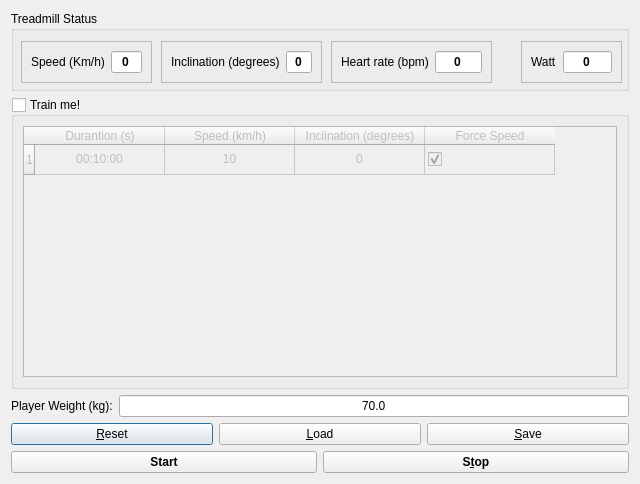
cagnulein/qdomyos-zwift, file src/mainwindow.ui: the form before one commit.
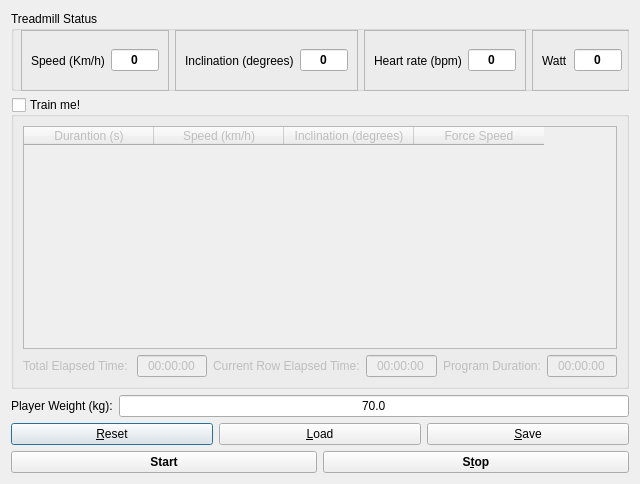
The form after the commit.

Commit message: added currentRowElapsedTime, totalElapsedTime and Duration of the train program on UI

Diff of the .ui file:
```diff
--- a/src/mainwindow.ui
+++ b/src/mainwindow.ui
@@ -17,7 +17,7 @@
    <item>
     <widget class="QGroupBox" name="groupBox">
      <property name="sizePolicy">
-      <sizepolicy hsizetype="Preferred" vsizetype="Fixed">
+      <sizepolicy hsizetype="MinimumExpanding" vsizetype="Fixed">
        <horstretch>0</horstretch>
        <verstretch>0</verstretch>
       </sizepolicy>
@@ -31,15 +31,21 @@
      <property name="title">
       <string>Treadmill Status</string>
      </property>
-     <widget class="QFrame" name="frame">
+     <widget class="QWidget" name="horizontalLayoutWidget">
       <property name="geometry">
        <rect>
         <x>10</x>
-        <y>30</y>
-        <width>131</width>
-        <height>42</height>
+        <y>19</y>
+        <width>611</width>
+        <height>61</height>
        </rect>
       </property>
+      <layout class="QHBoxLayout" name="horizontalLayout_8">
+       <property name="sizeConstraint">
+        <enum>QLayout::SetDefaultConstraint</enum>
+       </property>
+       <item>
+        <widget class="QFrame" name="frame">
       <property name="frameShape">
        <enum>QFrame::StyledPanel</enum>
       </property>
@@ -78,15 +84,9 @@
        </item>
       </layout>
      </widget>
+       </item>
+       <item>
      <widget class="QFrame" name="frame_2">
-      <property name="geometry">
-       <rect>
-        <x>150</x>
-        <y>30</y>
-        <width>161</width>
-        <height>42</height>
-       </rect>
-      </property>
       <property name="frameShape">
        <enum>QFrame::StyledPanel</enum>
       </property>
@@ -125,15 +125,9 @@
        </item>
       </layout>
      </widget>
+       </item>
+       <item>
      <widget class="QFrame" name="frame_3">
-      <property name="geometry">
-       <rect>
-        <x>320</x>
-        <y>30</y>
-        <width>161</width>
-        <height>42</height>
-       </rect>
-      </property>
       <property name="frameShape">
        <enum>QFrame::StyledPanel</enum>
       </property>
@@ -172,15 +166,9 @@
        </item>
       </layout>
      </widget>
+       </item>
+       <item>
      <widget class="QFrame" name="frame_4">
-      <property name="geometry">
-       <rect>
-        <x>510</x>
-        <y>30</y>
-        <width>101</width>
-        <height>42</height>
-       </rect>
-      </property>
       <property name="frameShape">
        <enum>QFrame::StyledPanel</enum>
       </property>
@@ -219,6 +207,9 @@
        </item>
       </layout>
      </widget>
+       </item>
+      </layout>
+     </widget>
     </widget>
    </item>
    <item>
@@ -243,6 +234,8 @@
      </property>
      <layout class="QHBoxLayout" name="horizontalLayout_4">
       <item>
+       <layout class="QVBoxLayout" name="verticalLayout_2">
+        <item>
        <widget class="QTableWidget" name="tableWidget">
         <property name="sizePolicy">
          <sizepolicy hsizetype="Preferred" vsizetype="Preferred">
@@ -259,11 +252,6 @@
         <attribute name="horizontalHeaderDefaultSectionSize">
          <number>130</number>
         </attribute>
-        <row>
-         <property name="text">
-          <string>1</string>
-         </property>
-        </row>
         <column>
          <property name="text">
           <string>Durantion (s)</string>
@@ -284,45 +272,86 @@
           <string>Force Speed</string>
          </property>
         </column>
-        <item row="0" column="0">
+         </widget>
+        </item>
+        <item>
+         <layout class="QHBoxLayout" name="horizontalLayout_10">
+          <item>
+           <layout class="QHBoxLayout" name="horizontalLayout_11">
+            <item>
+             <widget class="QLabel" name="label_6">
          <property name="text">
-          <string>00:10:00</string>
-         </property>
-         <property name="textAlignment">
-          <set>AlignCenter</set>
-         </property>
-        </item>
-        <item row="0" column="1">
+               <string>Total Elapsed Time: </string>
+              </property>
+             </widget>
+            </item>
+            <item>
+             <widget class="QLineEdit" name="trainProgramElapsedTime">
          <property name="text">
-          <string>10</string>
-         </property>
-         <property name="textAlignment">
-          <set>AlignCenter</set>
-         </property>
-        </item>
-        <item row="0" column="2">
+               <string>00:00:00</string>
+              </property>
+              <property name="maxLength">
+               <number>8</number>
+              </property>
+              <property name="alignment">
+               <set>Qt::AlignCenter</set>
+              </property>
+              <property name="readOnly">
+               <bool>true</bool>
+              </property>
+             </widget>
+            </item>
+            <item>
+             <widget class="QLabel" name="label_7">
          <property name="text">
-          <string>0</string>
-         </property>
-         <property name="textAlignment">
-          <set>AlignCenter</set>
-         </property>
-        </item>
-        <item row="0" column="3">
+               <string>Current Row Elapsed Time:</string>
+              </property>
+             </widget>
+            </item>
+            <item>
+             <widget class="QLineEdit" name="trainProgramCurrentRowElapsedTime">
          <property name="text">
-          <string/>
-         </property>
-         <property name="textAlignment">
-          <set>AlignCenter</set>
-         </property>
-         <property name="checkState">
-          <enum>Checked</enum>
-         </property>
-         <property name="flags">
-          <set>ItemIsSelectable|ItemIsUserCheckable|ItemIsEnabled</set>
-         </property>
-        </item>
-       </widget>
+               <string>00:00:00</string>
+              </property>
+              <property name="maxLength">
+               <number>8</number>
+              </property>
+              <property name="alignment">
+               <set>Qt::AlignCenter</set>
+              </property>
+              <property name="readOnly">
+               <bool>true</bool>
+              </property>
+             </widget>
+            </item>
+            <item>
+             <widget class="QLabel" name="label_8">
+              <property name="text">
+               <string>Program Duration:</string>
+              </property>
+             </widget>
+            </item>
+            <item>
+             <widget class="QLineEdit" name="trainProgramDuration">
+              <property name="text">
+               <string>00:00:00</string>
+              </property>
+              <property name="maxLength">
+               <number>8</number>
+              </property>
+              <property name="alignment">
+               <set>Qt::AlignCenter</set>
+              </property>
+              <property name="readOnly">
+               <bool>true</bool>
+              </property>
+             </widget>
+            </item>
+           </layout>
+          </item>
+         </layout>
+        </item>
+       </layout>
       </item>
      </layout>
     </widget>
```
Lines whose indentation alone changed are shown as unchanged. The commit also changes 3 other files.
